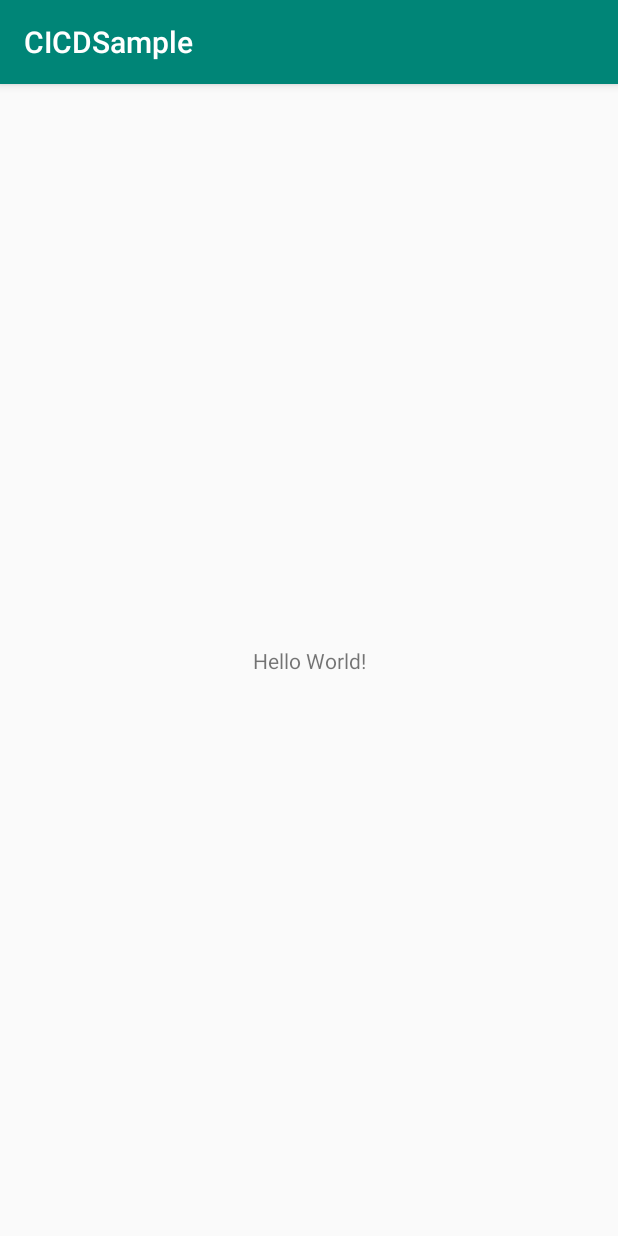
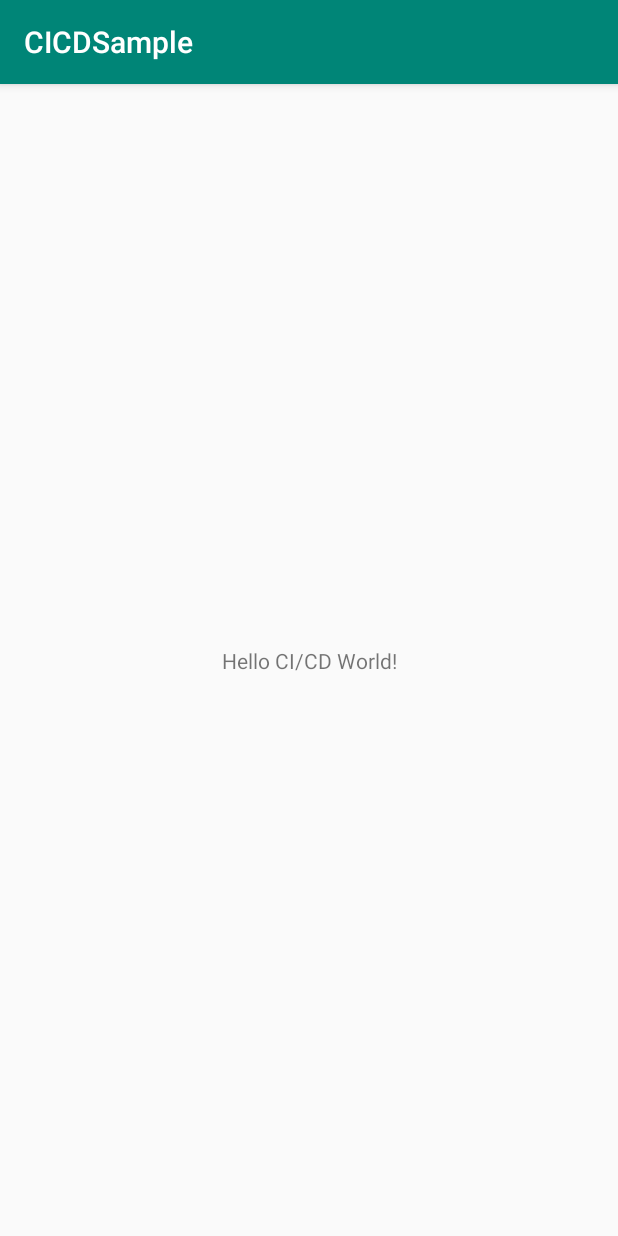
Before and after one commit to snehalpoyrekar/CI-CD, an Android app: the screen it shows after launch (MainActivity), on a phone screen of 412 x 824 dp. Run offline under Robolectric (Android 15) with nearby library versions, the phone set to English and light mode, and no system bars.

Commit message:
Layout Changes

```diff
--- a/app/src/main/res/layout/activity_main.xml
+++ b/app/src/main/res/layout/activity_main.xml
@@ -9,7 +9,7 @@
     <TextView
         android:layout_width="wrap_content"
         android:layout_height="wrap_content"
-        android:text="Hello World!"
+        android:text="Hello CI/CD World!"
         app:layout_constraintBottom_toBottomOf="parent"
         app:layout_constraintLeft_toLeftOf="parent"
         app:layout_constraintRight_toRightOf="parent"
```
